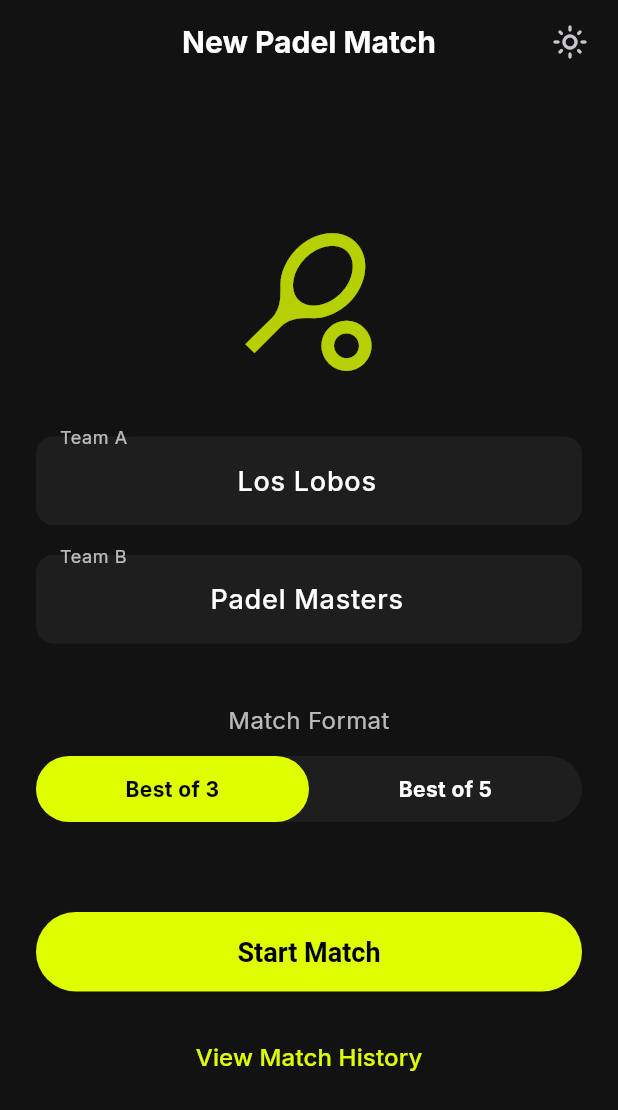
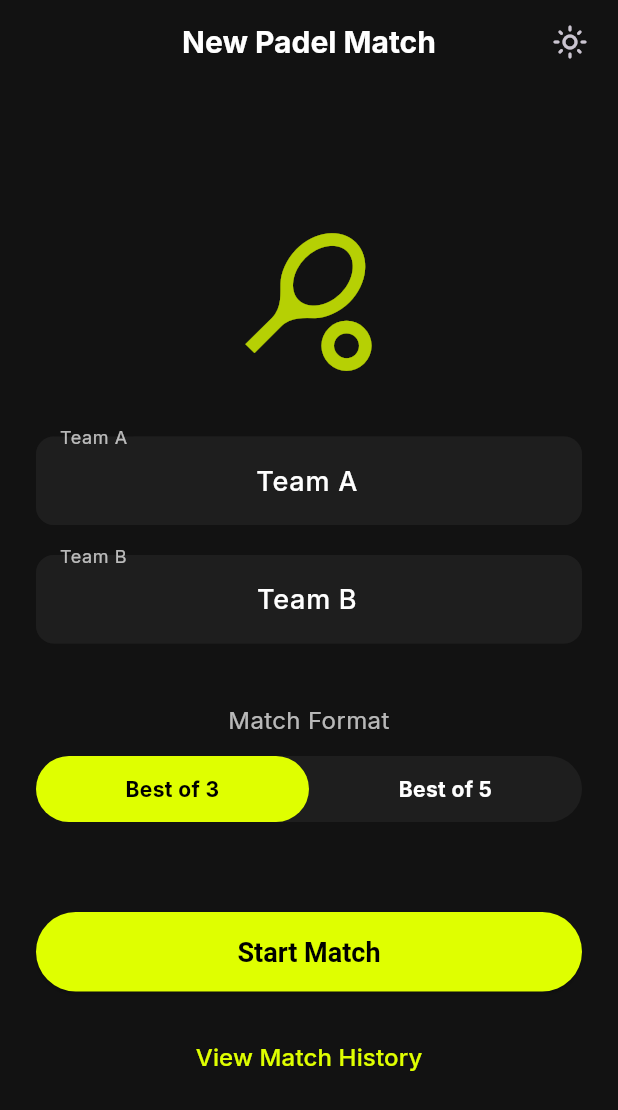
Before and after one commit to izzaldin-salah/Padel-Scoreboard, a Flutter app: the screen it shows after launch, on a phone screen of 412 x 824 dp. Shown: the top 1110 px of the screen. Run offline on Flutter 3.47's test engine with Material 3 defaults, Android fonts, the phone set to English and light mode, and no system bars; our stand-ins replace google_fonts, hive_flutter; accounts and stored records are empty.

Commit message:
Update main.dart

```diff
--- a/lib/main.dart
+++ b/lib/main.dart
@@ -213,8 +213,8 @@ class MatchSetupScreen extends StatefulWidget {
 }
 
 class _MatchSetupScreenState extends State<MatchSetupScreen> {
-  final _teamAController = TextEditingController(text: 'Los Lobos');
-  final _teamBController = TextEditingController(text: 'Padel Masters');
+  final _teamAController = TextEditingController(text: 'Team A');
+  final _teamBController = TextEditingController(text: 'Team B');
   int _selectedBestOf = 3; // 3 or 5 for "Best of"
 
   @override
```
